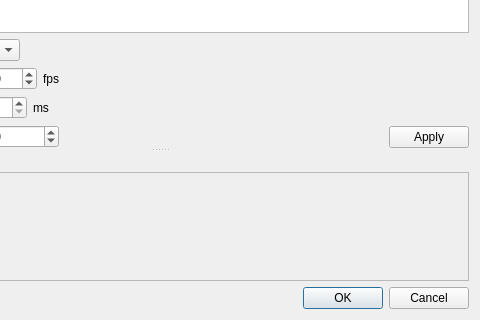
Kicer86/photobroom, file src/gui/desktop/ui/photos_grouping_dialog.ui: the form before one commit; both pictures show x 160 to 640 and y 160 to 480 of the 640 by 480 pixel window.
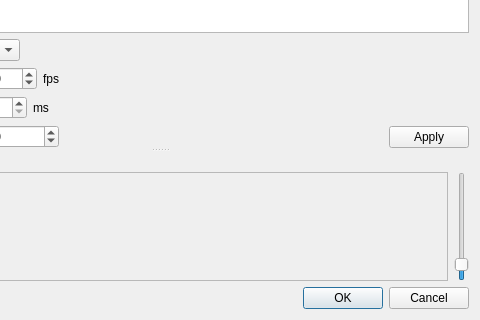
The form after the commit.

Commit message: gui: ui: PhotosGroupingDialog: adding scaler for preview

Diff of the .ui file:
```diff
--- a/src/gui/desktop/ui/photos_grouping_dialog.ui
+++ b/src/gui/desktop/ui/photos_grouping_dialog.ui
@@ -218,6 +218,8 @@
         </widget>
        </item>
        <item>
+        <layout class="QHBoxLayout" name="horizontalLayout_6">
+         <item>
         <widget class="QScrollArea" name="resultPreview">
          <property name="minimumSize">
           <size>
@@ -229,6 +231,24 @@
           <set>Qt::AlignCenter</set>
          </property>
         </widget>
+         </item>
+         <item>
+          <widget class="QSlider" name="previewScaleSlider">
+           <property name="minimum">
+            <number>1</number>
+           </property>
+           <property name="maximum">
+            <number>100</number>
+           </property>
+           <property name="value">
+            <number>10</number>
+           </property>
+           <property name="orientation">
+            <enum>Qt::Vertical</enum>
+           </property>
+          </widget>
+         </item>
+        </layout>
        </item>
       </layout>
      </widget>
```
Lines whose indentation alone changed are shown as unchanged. The commit also changes 1 other file.
